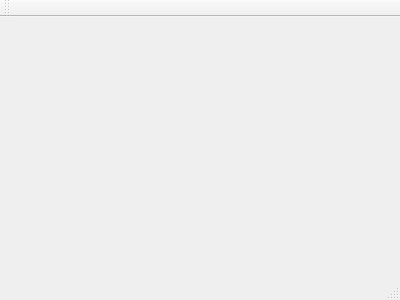
PolinB/SearchSubstringInDirectory, file mainwindow.ui: the form before one commit.
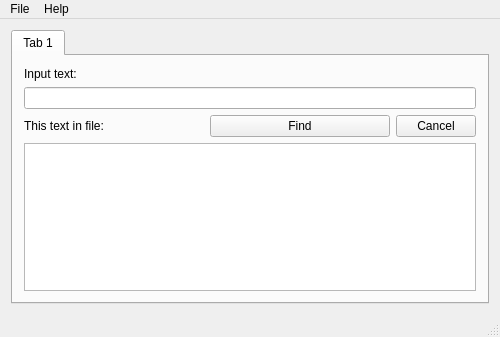
The form after the commit.

Diff of the .ui file:
```diff
--- a/mainwindow.ui
+++ b/mainwindow.ui
@@ -1,24 +1,122 @@
 <ui version="4.0">
  <class>MainWindow</class>
- <widget class="QMainWindow" name="MainWindow" >
-  <property name="geometry" >
+ <widget class="QMainWindow" name="MainWindow">
+  <property name="geometry">
    <rect>
     <x>0</x>
     <y>0</y>
-    <width>400</width>
-    <height>300</height>
+    <width>500</width>
+    <height>337</height>
    </rect>
   </property>
   <property name="windowTitle" >
    <string>MainWindow</string>
   </property>
-  <widget class="QMenuBar" name="menuBar" />
-  <widget class="QToolBar" name="mainToolBar" />
-  <widget class="QWidget" name="centralWidget" />
-  <widget class="QStatusBar" name="statusBar" />
+  <widget class="QWidget" name="centralWidget">
+   <layout class="QGridLayout" name="gridLayout">
+    <item row="0" column="1">
+     <widget class="QTabWidget" name="tabWidget">
+      <property name="currentIndex">
+       <number>0</number>
+      </property>
+      <widget class="QWidget" name="tab">
+       <attribute name="title">
+        <string>Tab 1</string>
+       </attribute>
+       <layout class="QGridLayout" name="gridLayout_2">
+        <item row="7" column="0" colspan="3">
+         <widget class="QListView" name="listView"/>
+        </item>
+        <item row="5" column="0">
+         <widget class="QLabel" name="labelOutput">
+          <property name="text">
+           <string>This text in file:</string>
+          </property>
+         </widget>
+        </item>
+        <item row="1" column="0" colspan="3">
+         <widget class="QLineEdit" name="Input"/>
+        </item>
+        <item row="0" column="0" colspan="2">
+         <widget class="QLabel" name="labelInput">
+          <property name="text">
+           <string>Input text:</string>
+          </property>
+         </widget>
+        </item>
+        <item row="5" column="2">
+         <widget class="QDialogButtonBox" name="buttonBox">
+          <property name="orientation">
+           <enum>Qt::Vertical</enum>
+          </property>
+          <property name="standardButtons">
+           <set>QDialogButtonBox::Cancel</set>
+          </property>
+          <property name="centerButtons">
+           <bool>false</bool>
+          </property>
+         </widget>
+        </item>
+        <item row="5" column="1">
+         <widget class="QPushButton" name="pushButton">
+          <property name="layoutDirection">
+           <enum>Qt::LeftToRight</enum>
+          </property>
+          <property name="text">
+           <string>Find</string>
+          </property>
+          <property name="iconSize">
+           <size>
+            <width>10</width>
+            <height>10</height>
+           </size>
+          </property>
+          <property name="autoRepeatDelay">
+           <number>300</number>
+          </property>
+          <property name="autoDefault">
+           <bool>true</bool>
+          </property>
+          <property name="default">
+           <bool>false</bool>
+          </property>
+          <property name="flat">
+           <bool>false</bool>
+          </property>
+         </widget>
+        </item>
+       </layout>
+      </widget>
+     </widget>
+    </item>
+   </layout>
+  </widget>
+  <widget class="QStatusBar" name="statusBar"/>
+  <widget class="QMenuBar" name="menuBar">
+   <property name="geometry">
+    <rect>
+     <x>0</x>
+     <y>0</y>
+     <width>500</width>
+     <height>22</height>
+    </rect>
+   </property>
+   <widget class="QMenu" name="menuFile">
+    <property name="title">
+     <string>File</string>
+    </property>
+    <addaction name="separator"/>
+   </widget>
+   <widget class="QMenu" name="menuHelp">
+    <property name="title">
+     <string>Help</string>
+    </property>
+   </widget>
+   <addaction name="menuFile"/>
+   <addaction name="menuHelp"/>
+  </widget>
  </widget>
- <layoutDefault spacing="6" margin="11" />
- <pixmapfunction></pixmapfunction>
+ <layoutdefault spacing="6" margin="11"/>
  <resources/>
  <connections/>
 </ui>
```
Left out of the diff: 3 changed lines with no effect on the pictures.
